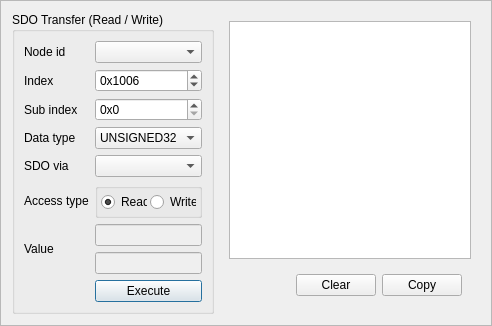
This is apps/demo_qt_advanced/plk_qt_gui/ui/SdoTransfer.ui in OpenAutomationTechnologies/openPOWERLINK_Qt_App as Qt 5 draws it before an edit. The edited form follows.
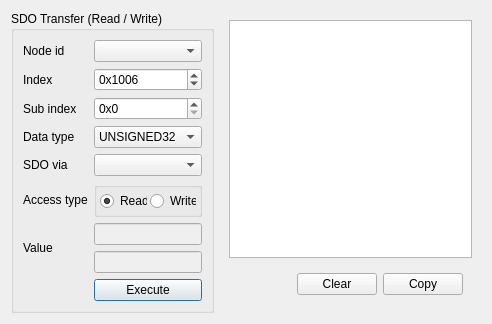
This is the edited form.

Commit message:
Derive from QWidget instead of QFrame
 - To avoid outlining in Linux

```diff
--- a/apps/demo_qt_advanced/plk_qt_gui/ui/SdoTransfer.ui
+++ b/apps/demo_qt_advanced/plk_qt_gui/ui/SdoTransfer.ui
@@ -2,7 +2,7 @@
 <ui version="4.0">
  <author>Ramakrishnan Periyakaruppan</author>
  <class>SdoTransfer</class>
- <widget class="QFrame" name="SdoTransfer">
+ <widget class="QWidget" name="SdoTransfer">
   <property name="geometry">
    <rect>
     <x>0</x>
@@ -14,12 +14,6 @@
   <property name="windowTitle">
    <string>Frame</string>
   </property>
-  <property name="frameShape">
-   <enum>QFrame::StyledPanel</enum>
-  </property>
-  <property name="frameShadow">
-   <enum>QFrame::Raised</enum>
-  </property>
   <layout class="QHBoxLayout" name="horizontalLayout_3">
    <item>
     <widget class="QGroupBox" name="groupBoxSdoTransfer">
```
The commit also changes 2 other files.
